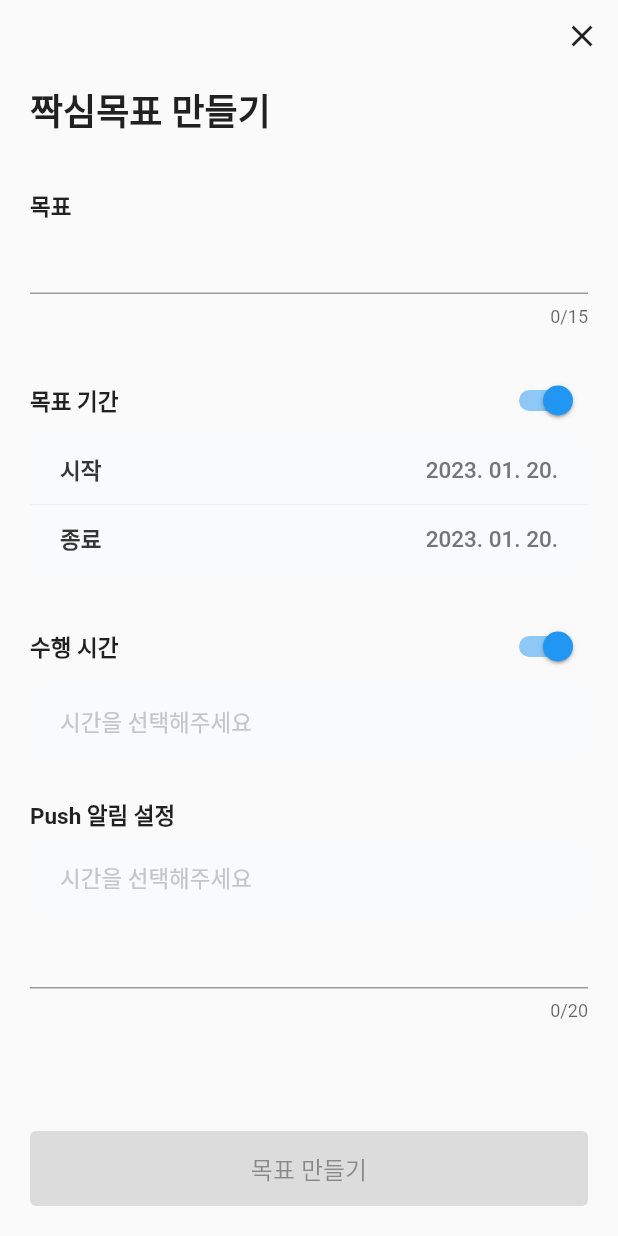
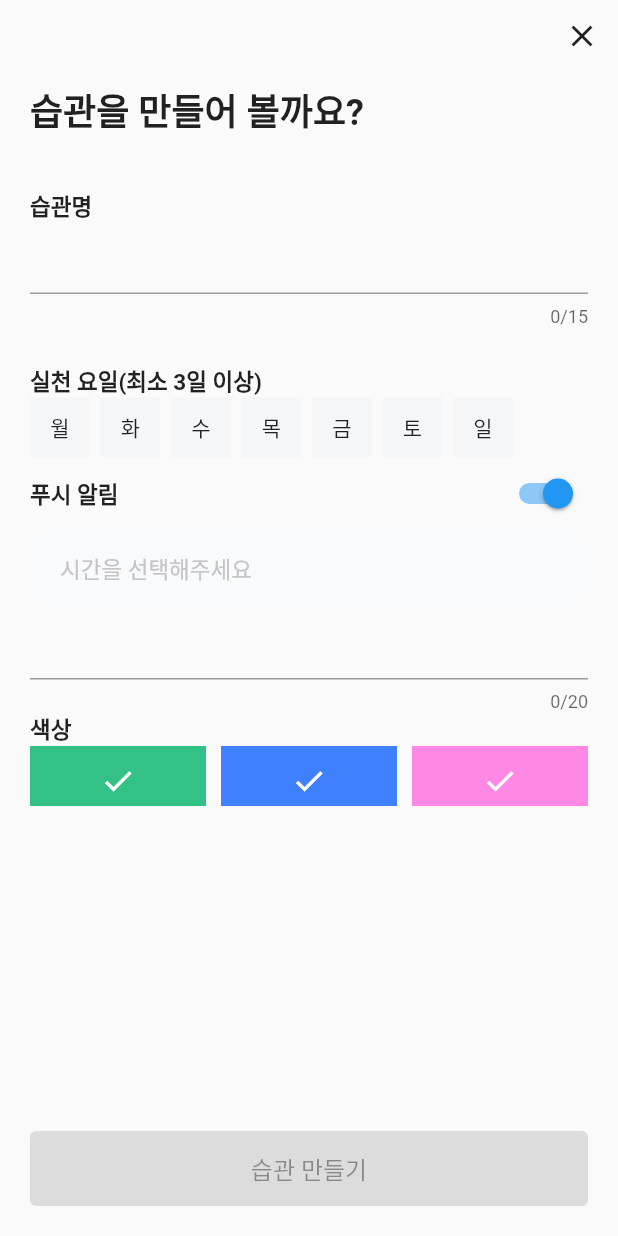
Before and after one commit to depromeet12th/three-days-flutter, a Flutter app: the HabitAddView screen opened directly, on a phone screen of 412 x 824 dp. Run offline on Flutter 3.47's test engine with Material 2 defaults, Android fonts, the phone set to English and light mode, and no system bars; our stand-ins replace equatable, flutter_bloc, shared_preferences; missing offline and left inert: flutter_config, kakao_flutter_sdk_user; accounts and stored records are empty; network calls fail.

Commit message:
feat: 습관 생성 화면 구성

```diff
--- a/lib/auth/session/session_cubit.dart
+++ b/lib/auth/session/session_cubit.dart
@@ -12,7 +12,7 @@ class SessionCubit extends Cubit<SessionState> {
   SessionCubit({
     required this.loginRepository,
     required this.logoutRepository,
-  }) : super(LogoutState());
+  }) : super(UnknownState());
 
   void login() {
     emit(LoginState());
--- a/lib/auth/session/session_state.dart
+++ b/lib/auth/session/session_state.dart
@@ -5,6 +5,11 @@ abstract class SessionState extends Equatable {
   List<Object?> get props => [];
 }
 
+/// 로그인 한 상태
 class LoginState extends SessionState {}
 
+/// 로그아웃 된 상태
 class LogoutState extends SessionState {}
+
+/// 로그인인지 로그아웃인지 모르는 상태
+class UnknownState extends SessionState {}
--- a/lib/design/three_days_colors.dart
+++ b/lib/design/three_days_colors.dart
@@ -3,21 +3,27 @@ import 'package:flutter/material.dart';
 class ThreeDaysColors {
   static const primary = grey800;
 
-  static const white = Color(0x00ffffff);
-  static const grey100 = Color(0x00f4f6f8);
-  static const grey200 = Color(0x00e8ebf0);
-  static const grey300 = Color(0x00d8dce2);
-  static const grey400 = Color(0x00c4cad4);
-  static const grey450 = Color(0x00a5adbd);
-  static const grey500 = Color(0x008e95a3);
-  static const grey600 = Color(0x005b616c);
-  static const grey700 = Color(0x00353c49);
-  static const grey800 = Color(0x001a1e27);
-  static const black = Color(0x00121213);
+  static const white = Color(0xffffffff);
+  static const grey100 = Color(0xfff4f6f8);
+  static const grey200 = Color(0xffe8ebf0);
+  static const grey300 = Color(0xffd8dce2);
+  static const grey400 = Color(0xffc4cad4);
+  static const grey450 = Color(0xffa5adbd);
+  static const grey500 = Color(0xff8e95a3);
+  static const grey600 = Color(0xff5b616c);
+  static const grey700 = Color(0xff353c49);
+  static const grey800 = Color(0xff1a1e27);
+  static const black = Color(0xff121213);
 
-  static const green = Color(0x0034c185);
-  static const onGreen = Color(0x00dff5ec);
+  static const green50 = Color(0xff34c185);
+  static const green10 = Color(0xffdff5ec);
 
-  static const error = Color(0x00ff4d4d);
+  static const blue50 = Color(0xff3f80ff);
+  static const blue10 = Color(0xffe1ebff);
+
+  static const pink50 = Color(0xfffe88e4);
+  static const pink10 = Color(0xffffe2f7);
+
+  static const error = Color(0xffff4d4d);
   static const onError = white;
 }
--- /dev/null
+++ b/lib/domain/day_of_week.dart
@@ -0,0 +1,29 @@
+enum DayOfWeek {
+  monday,
+  tuesday,
+  wednesday,
+  thursday,
+  friday,
+  saturday,
+  sunday,
+  ;
+
+  String getDisplayName() {
+    switch (this) {
+      case DayOfWeek.monday:
+        return '월';
+      case DayOfWeek.tuesday:
+        return '화';
+      case DayOfWeek.wednesday:
+        return '수';
+      case DayOfWeek.thursday:
+        return '목';
+      case DayOfWeek.friday:
+        return '금';
+      case DayOfWeek.saturday:
+        return '토';
+      case DayOfWeek.sunday:
+        return '일';
+    }
+  }
+}
--- /dev/null
+++ b/lib/domain/habit_color.dart
@@ -0,0 +1,21 @@
+import 'dart:ui';
+
+import 'package:three_days/design/three_days_colors.dart';
+
+enum HabitColor {
+  green,
+  blue,
+  pink,
+  ;
+
+  Color getColor() {
+    switch(this) {
+      case HabitColor.green:
+        return ThreeDaysColors.green50;
+      case HabitColor.blue:
+        return ThreeDaysColors.blue50;
+      case HabitColor.pink:
+        return ThreeDaysColors.pink50;
+    }
+  }
+}
--- a/lib/habit/habit_add_view.dart
+++ b/lib/habit/habit_add_view.dart
@@ -5,10 +5,11 @@ import 'package:three_days/domain/habit_repository.dart';
 
 import '../design/sub_title_text.dart';
 import '../design/three_days_colors.dart';
-import '../design/three_days_date_range_field.dart';
 import '../design/three_days_text_form_field.dart';
 import '../design/time_selector_widget.dart';
+import '../domain/day_of_week.dart';
 import '../domain/habit.dart';
+import '../domain/habit_color.dart';
 
 class HabitAddView extends StatefulWidget {
   const HabitAddView({super.key});
@@ -87,7 +88,7 @@ class _HabitAddViewState extends State<HabitAddView> {
                   minimumSize: const Size.fromHeight(50),
                 ),
                 child: const Text(
-                  '목표 만들기',
+                  '습관 만들기',
                   style: TextStyle(
                     fontSize: 16,
                   ),
@@ -112,7 +113,7 @@ class _HabitAddViewState extends State<HabitAddView> {
           crossAxisAlignment: CrossAxisAlignment.start,
           children: [
             const Text(
-              '짝심목표 만들기',
+              '습관을 만들어 볼까요?',
               style: TextStyle(
                 fontSize: 24,
                 fontWeight: FontWeight.bold,
@@ -122,11 +123,11 @@ class _HabitAddViewState extends State<HabitAddView> {
               height: 35,
             ),
 
-            /// 목표
-            const ThreeDaysSubTitleText(data: '목표'),
+            /// 습관 이름
+            const ThreeDaysSubTitleText(data: '습관명'),
             ThreeDaysTextFormField(
               controller: goalTextEditingController,
-              hintText: '짝심목표를 알려주세요',
+              hintText: '어떤 습관을 원하시나요?',
               maxLength: maxLengthOfTitle,
               onChanged: (value) {
                 setState(() {
@@ -136,56 +137,29 @@ class _HabitAddViewState extends State<HabitAddView> {
             ),
             const SizedBox(height: 25),
 
-            /// 목표 기간
+            /// 실천 요일
+            ThreeDaysSubTitleText(data: '실천 요일(최소 3일 이상)'),
+            Wrap(
+              spacing: 7.0,
+              children: DayOfWeek.values
+                  .map(
+                    (e) => Container(
+                      color: ThreeDaysColors.grey100,
+                      child: SizedBox(
+                          height: 40,
+                          width: 40,
+                          child: Center(
+                            child: Text(e.getDisplayName()),
+                          )),
+                    ),
+                  )
+                  .toList(),
+            ),
+
+            /// 푸시 알림
             Row(
               children: [
-                const ThreeDaysSubTitleText(data: '목표 기간'),
-                const Spacer(),
-                Switch(
-                  value: dateRangeEnabled,
-                  onChanged: (value) {
-                    setState(() {
-                      dateRangeEnabled = value;
-                    });
-                  },
-                )
-              ],
-            ),
-            ThreeDaysDateRangeField(
-              visible: dateRangeEnabled,
-              startDate: startDate,
-              endDate: endDate,
-              onTapUp: (_) async {
-                final dateTimeRange = await showDateRangePicker(
-                  context: context,
-                  firstDate: DateTime.now().subtract(const Duration(days: 36500)),
-                  lastDate: DateTime.now().add(const Duration(days: 36500)),
-                  currentDate: DateTime.now(),
-                  builder: (context, Widget? child) => Theme(
-                    data: Theme.of(context).copyWith(
-                      appBarTheme: Theme.of(context).appBarTheme.copyWith(
-                        backgroundColor: Colors.blue,
-                      ),
-                    ),
-                    child: child!,
-                  ),
-                );
-                if (kDebugMode) {
-                  print('dateTimeRange: $dateTimeRange');
-                }
-                if (dateTimeRange != null) {
-                  setState(() {
-                    startDate = dateTimeRange.start;
-                    endDate = dateTimeRange.end;
-                  });
-                }
-              },
-            ),
-
-            /// 수행 시간
-            Row(
-              children: [
-                const ThreeDaysSubTitleText(data: '수행 시간'),
+                const ThreeDaysSubTitleText(data: '푸시 알림'),
                 const Spacer(),
                 Switch(
                   value: timeRangeEnabled,
@@ -196,29 +170,6 @@ class _HabitAddViewState extends State<HabitAddView> {
                   },
                 ),
               ],
-            ),
-            TimeSelectorWidget(
-              visible: timeRangeEnabled,
-              onTabInside: (event) async {
-                var pickedTime = await showTimePicker(
-                  context: context,
-                  initialTime: const TimeOfDay(hour: 8, minute: 0),
-                );
-                setState(() {
-                  remindTime = pickedTime;
-                  if (kDebugMode) {
-                    print(remindTime);
-                  }
-                });
-              },
-              timeOfDay: remindTime,
-            ),
-            const SizedBox(height: 25),
-
-            /// Push 알림 설정
-            const ThreeDaysSubTitleText(data: 'Push 알림 설정'),
-            const SizedBox(
-              height: 5,
             ),
             TimeSelectorWidget(
               visible: true,
@@ -240,6 +191,28 @@ class _HabitAddViewState extends State<HabitAddView> {
               hintText: 'Push 알림 내용을 입력해주세요',
               maxLength: maxLengthOfNotificationContent,
             ),
+
+            /// 색상
+            ThreeDaysSubTitleText(data: '색상'),
+            Container(
+              height: 40,
+              child: GridView.count(
+                childAspectRatio: 2.5,
+                crossAxisCount: 3,
+                crossAxisSpacing: 10.0,
+                children: HabitColor.values
+                    .map(
+                      (e) => Container(
+                        color: e.getColor(),
+                        child: Icon(
+                          Icons.check,
+                          color: ThreeDaysColors.white,
+                        ),
+                      ),
+                    )
+                    .toList(),
+              ),
+            ),
           ],
         ),
       ),
--- a/lib/habit/habit_list_view.dart
+++ b/lib/habit/habit_list_view.dart
@@ -96,9 +96,7 @@ class HabitListView extends StatelessWidget {
       padding: const EdgeInsets.symmetric(vertical: 8.0),
       child: GestureDetector(
         onTapUp: (_) {
-          ScaffoldMessenger.of(context).showSnackBar(SnackBar(
-            content: Text('습관 만들기'),
-          ));
+          Navigator.of(context).pushNamed('/habit/add');
         },
         child: SizedBox(
           height: 140,
```
Also changed, not shown: lib/domain/habit_add_request_vo.dart (added, +17 -0 lines), lib/domain/notification_request_vo.dart (added, +10 -0 lines), lib/splash_screen.dart (+5 -4 lines), lib/three_days_app.dart (+0 -10 lines), lib/three_days_navigator.dart (+10 -1 lines). Lines whose indentation alone changed are shown as unchanged.
